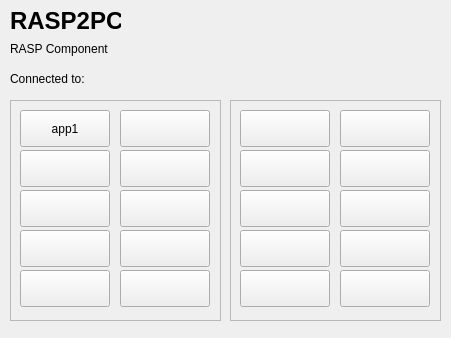
Above: rasp_component.ui from seepiol/Rasp2Pc before the change. Below: the same form after it.
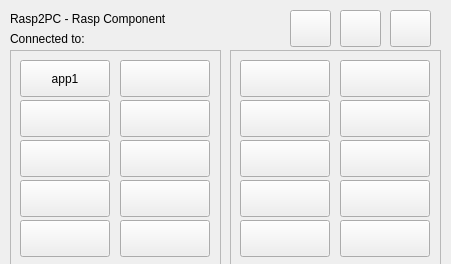
That is the form after the change.

Commit message: Added system functions on rasp. Graphical changes

What changed in the file:
```diff
--- a/rasp_component.ui
+++ b/rasp_component.ui
@@ -7,51 +7,31 @@
     <x>0</x>
     <y>0</y>
     <width>451</width>
-    <height>338</height>
+    <height>264</height>
    </rect>
   </property>
   <property name="windowTitle">
    <string>Rasp2Pc </string>
   </property>
   <widget class="QWidget" name="centralwidget">
-   <widget class="QLabel" name="RASP2PC_label">
-    <property name="geometry">
-     <rect>
-      <x>10</x>
-      <y>10</y>
-      <width>111</width>
-      <height>21</height>
-     </rect>
-    </property>
-    <property name="font">
-     <font>
-      <pointsize>18</pointsize>
-      <weight>75</weight>
-      <bold>true</bold>
-     </font>
-    </property>
-    <property name="text">
-     <string>RASP2PC</string>
-    </property>
-   </widget>
    <widget class="QLabel" name="RASPcomponent_label">
     <property name="geometry">
      <rect>
       <x>10</x>
-      <y>40</y>
+      <y>10</y>
       <width>181</width>
       <height>18</height>
      </rect>
     </property>
     <property name="text">
-     <string>RASP Component</string>
+     <string>Rasp2PC - Rasp Component</string>
     </property>
    </widget>
    <widget class="QLabel" name="connected_to_label">
     <property name="geometry">
      <rect>
       <x>10</x>
-      <y>70</y>
+      <y>30</y>
       <width>101</width>
       <height>18</height>
      </rect>
@@ -64,7 +44,7 @@
     <property name="geometry">
      <rect>
       <x>110</x>
-      <y>70</y>
+      <y>30</y>
       <width>181</width>
       <height>18</height>
      </rect>
@@ -85,7 +65,7 @@
     <property name="geometry">
      <rect>
       <x>10</x>
-      <y>100</y>
+      <y>50</y>
       <width>211</width>
       <height>221</height>
      </rect>
@@ -231,7 +211,7 @@
     <property name="geometry">
      <rect>
       <x>230</x>
-      <y>100</y>
+      <y>50</y>
       <width>211</width>
       <height>221</height>
      </rect>
@@ -373,6 +353,45 @@
      </property>
     </widget>
    </widget>
+   <widget class="QPushButton" name="reboot_button">
+    <property name="geometry">
+     <rect>
+      <x>290</x>
+      <y>10</y>
+      <width>41</width>
+      <height>37</height>
+     </rect>
+    </property>
+    <property name="text">
+     <string/>
+    </property>
+   </widget>
+   <widget class="QPushButton" name="lock_button">
+    <property name="geometry">
+     <rect>
+      <x>340</x>
+      <y>10</y>
+      <width>41</width>
+      <height>37</height>
+     </rect>
+    </property>
+    <property name="text">
+     <string/>
+    </property>
+   </widget>
+   <widget class="QPushButton" name="mute_button">
+    <property name="geometry">
+     <rect>
+      <x>390</x>
+      <y>10</y>
+      <width>41</width>
+      <height>37</height>
+     </rect>
+    </property>
+    <property name="text">
+     <string/>
+    </property>
+   </widget>
   </widget>
  </widget>
  <resources/>
```
Left out of the diff: 3 changed lines with no effect on the pictures. The commit also changes 1 other file.
